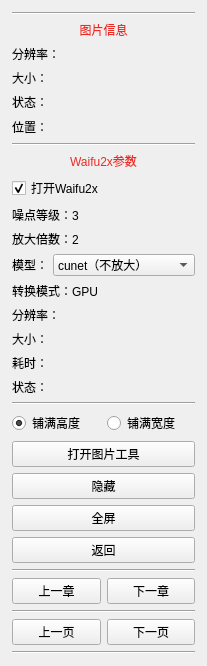
First picture: the form in ui/readimg.ui, repository tonquer/picacg-qt, before the edit.
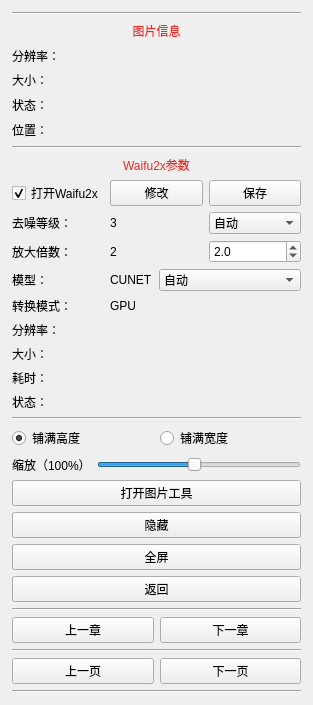
Second picture: the form after the edit.

The edit to the form file:
```diff
--- a/ui/readimg.ui
+++ b/ui/readimg.ui
@@ -6,8 +6,8 @@
    <rect>
     <x>0</x>
     <y>0</y>
-    <width>207</width>
-    <height>647</height>
+    <width>299</width>
+    <height>705</height>
    </rect>
   </property>
   <property name="windowTitle">
@@ -91,6 +91,9 @@
        </item>
        <item>
         <widget class="QLabel" name="resolutionLabel">
+         <property name="styleSheet">
+          <string notr="true"/>
+         </property>
          <property name="text">
           <string>分辨率：</string>
          </property>
@@ -150,35 +153,75 @@
         </widget>
        </item>
        <item>
-        <widget class="QCheckBox" name="checkBox">
-         <property name="styleSheet">
-          <string notr="true"/>
-         </property>
-         <property name="text">
-          <string>打开Waifu2x</string>
-         </property>
-         <property name="checked">
-          <bool>true</bool>
-         </property>
-        </widget>
-       </item>
-       <item>
-        <widget class="QLabel" name="label_2">
-         <property name="text">
-          <string>噪点等级：3</string>
-         </property>
-        </widget>
-       </item>
-       <item>
-        <widget class="QLabel" name="label_3">
-         <property name="text">
-          <string>放大倍数：2</string>
-         </property>
-        </widget>
-       </item>
-       <item>
-        <layout class="QHBoxLayout" name="horizontalLayout_6">
-         <item>
+        <layout class="QGridLayout" name="gridLayout">
+         <item row="5" column="0">
+          <widget class="QLabel" name="resolutionWaifu">
+           <property name="text">
+            <string>分辨率：</string>
+           </property>
+          </widget>
+         </item>
+         <item row="1" column="1">
+          <layout class="QHBoxLayout" name="horizontalLayout_3">
+           <item>
+            <widget class="QLabel" name="noiseLabel">
+             <property name="text">
+              <string>3</string>
+             </property>
+            </widget>
+           </item>
+           <item>
+            <widget class="QComboBox" name="noiseBox">
+             <item>
+              <property name="text">
+               <string>自动</string>
+              </property>
+             </item>
+             <item>
+              <property name="text">
+               <string>0</string>
+              </property>
+             </item>
+             <item>
+              <property name="text">
+               <string>1</string>
+              </property>
+             </item>
+             <item>
+              <property name="text">
+               <string>2</string>
+              </property>
+             </item>
+             <item>
+              <property name="text">
+               <string>3</string>
+              </property>
+             </item>
+            </widget>
+           </item>
+          </layout>
+         </item>
+         <item row="0" column="0">
+          <widget class="QCheckBox" name="checkBox">
+           <property name="styleSheet">
+            <string notr="true"/>
+           </property>
+           <property name="text">
+            <string>打开Waifu2x</string>
+           </property>
+           <property name="checked">
+            <bool>true</bool>
+           </property>
+          </widget>
+         </item>
+         <item row="6" column="0">
+          <widget class="QLabel" name="sizeWaifu">
+           <property name="text">
+            <string>大小：</string>
+           </property>
+          </widget>
+         </item>
+         <item row="3" column="0">
           <widget class="QLabel" name="label_8">
            <property name="maximumSize">
             <size>
@@ -191,67 +234,158 @@
            </property>
           </widget>
          </item>
-         <item>
-          <widget class="QComboBox" name="modelBox">
+         <item row="2" column="0">
+          <widget class="QLabel" name="label_3">
+           <property name="text">
+            <string>放大倍数：</string>
+           </property>
+          </widget>
+         </item>
+         <item row="8" column="0">
+          <widget class="QLabel" name="stateWaifu">
+           <property name="text">
+            <string>状态：</string>
+           </property>
+          </widget>
+         </item>
+         <item row="2" column="1">
+          <layout class="QHBoxLayout" name="horizontalLayout_6">
            <item>
-            <property name="text">
-             <string extracomment="效果好，不放大">cunet（不放大）</string>
-            </property>
+            <widget class="QLabel" name="scaleLabel">
+             <property name="text">
+              <string>2</string>
+             </property>
+            </widget>
            </item>
            <item>
-            <property name="text">
-             <string extracomment="效果好，2倍放大">cunet</string>
-            </property>
+            <widget class="QDoubleSpinBox" name="scaleBox">
+             <property name="decimals">
+              <number>1</number>
+             </property>
+             <property name="maximum">
+              <double>32.000000000000000</double>
+             </property>
+             <property name="singleStep">
+              <double>0.100000000000000</double>
+             </property>
+             <property name="value">
+              <double>2.000000000000000</double>
+             </property>
+            </widget>
            </item>
+          </layout>
+         </item>
+         <item row="1" column="0">
+          <widget class="QLabel" name="label_2">
+           <property name="text">
+            <string>去噪等级：</string>
+           </property>
+          </widget>
+         </item>
+         <item row="7" column="0">
+          <widget class="QLabel" name="tickLabel">
+           <property name="text">
+            <string>耗时：</string>
+           </property>
+          </widget>
+         </item>
+         <item row="4" column="0">
+          <widget class="QLabel" name="label_9">
+           <property name="text">
+            <string>转换模式：</string>
+           </property>
+          </widget>
+         </item>
+         <item row="3" column="1">
+          <layout class="QHBoxLayout" name="horizontalLayout_8">
            <item>
-            <property name="text">
-             <string extracomment="写真，速度快，2倍放大">photo</string>
-            </property>
+            <widget class="QLabel" name="modelLabel">
+             <property name="text">
+              <string>CUNET</string>
+             </property>
+            </widget>
            </item>
            <item>
-            <property name="text">
-             <string extracomment="动漫，速度快，2倍放大">anime_style_art_rgb</string>
-            </property>
+            <widget class="QComboBox" name="modelBox">
+             <item>
+              <property name="text">
+               <string>自动</string>
+              </property>
+             </item>
+             <item>
+              <property name="text">
+               <string>cunet</string>
+              </property>
+             </item>
+             <item>
+              <property name="text">
+               <string>photo</string>
+              </property>
+             </item>
+             <item>
+              <property name="text">
+               <string>anime_style_art_rgb</string>
+              </property>
+             </item>
+            </widget>
            </item>
+          </layout>
+         </item>
+         <item row="4" column="1">
+          <widget class="QLabel" name="gpuLabel">
+           <property name="text">
+            <string>GPU</string>
+           </property>
           </widget>
          </item>
+         <item row="5" column="1">
+          <widget class="QLabel" name="waifu2xRes">
+           <property name="text">
+            <string/>
+           </property>
+          </widget>
+         </item>
+         <item row="6" column="1">
+          <widget class="QLabel" name="waifu2xSize">
+           <property name="text">
+            <string/>
+           </property>
+          </widget>
+         </item>
+         <item row="7" column="1">
+          <widget class="QLabel" name="waifu2xTick">
+           <property name="text">
+            <string/>
+           </property>
+          </widget>
+         </item>
+         <item row="8" column="1">
+          <widget class="QLabel" name="waifu2xStatus">
+           <property name="text">
+            <string/>
+           </property>
+          </widget>
+         </item>
+         <item row="0" column="1">
+          <layout class="QHBoxLayout" name="horizontalLayout_9">
+           <item>
+            <widget class="QPushButton" name="waifu2xSave">
+             <property name="text">
+              <string>修改</string>
+             </property>
+            </widget>
+           </item>
+           <item>
+            <widget class="QPushButton" name="waifu2xCancle">
+             <property name="text">
+              <string>保存</string>
+             </property>
+            </widget>
+           </item>
+          </layout>
+         </item>
         </layout>
        </item>
-       <item>
-        <widget class="QLabel" name="label_9">
-         <property name="text">
-          <string>转换模式：GPU</string>
-         </property>
-        </widget>
-       </item>
-       <item>
-        <widget class="QLabel" name="resolutionWaifu">
-         <property name="text">
-          <string>分辨率：</string>
-         </property>
-        </widget>
-       </item>
-       <item>
-        <widget class="QLabel" name="sizeWaifu">
-         <property name="text">
-          <string>大小：</string>
-         </property>
-        </widget>
-       </item>
-       <item>
-        <widget class="QLabel" name="tickLabel">
-         <property name="text">
-          <string>耗时：</string>
-         </property>
-        </widget>
-       </item>
-       <item>
-        <widget class="QLabel" name="stateWaifu">
-         <property name="text">
-          <string>状态：</string>
-         </property>
-        </widget>
-       </item>
        <item>
         <widget class="Line" name="line_2">
          <property name="orientation">
@@ -286,8 +420,44 @@
          </item>
         </layout>
        </item>
+       <item>
+        <layout class="QHBoxLayout" name="horizontalLayout_10">
+         <item>
+          <widget class="QLabel" name="zoomLabel">
+           <property name="text">
+            <string>缩放（100%）</string>
+           </property>
+          </widget>
+         </item>
+         <item>
+          <widget class="QSlider" name="zoomSlider">
+           <property name="styleSheet">
+            <string notr="true"/>
+           </property>
+           <property name="minimum">
+            <number>10</number>
+           </property>
+           <property name="maximum">
+            <number>200</number>
+           </property>
+           <property name="singleStep">
+            <number>10</number>
+           </property>
+           <property name="value">
+            <number>100</number>
+           </property>
+           <property name="orientation">
+            <enum>Qt::Horizontal</enum>
+           </property>
+          </widget>
+         </item>
+        </layout>
+       </item>
        <item>
         <widget class="QPushButton" name="copyButton">
+         <property name="styleSheet">
+          <string notr="true"/>
+         </property>
          <property name="text">
           <string>打开图片工具</string>
          </property>
```
Left out of the diff: 117 changed lines with no effect on the pictures.
